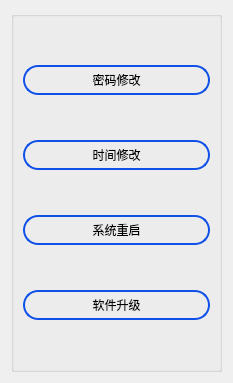
Old version of the form setting/setsystem/othersettingdlg.ui in the repository ChinaClever/BusBar-Qt.
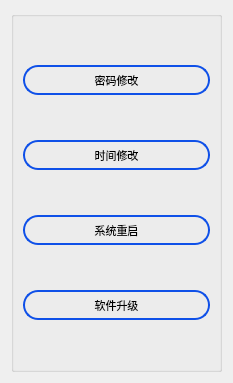
New version of the form.

The edit to the form file:
```diff
--- a/setting/setsystem/othersettingdlg.ui
+++ b/setting/setsystem/othersettingdlg.ui
@@ -10,9 +10,20 @@
     <height>383</height>
    </rect>
   </property>
+  <property name="font">
+   <font>
+    <family>Ubuntu</family>
+    <pointsize>8</pointsize>
+    <italic>false</italic>
+    <bold>false</bold>
+   </font>
+  </property>
   <property name="windowTitle">
    <string>Form</string>
   </property>
+  <property name="styleSheet">
+   <string notr="true">font: 8pt &quot;Ubuntu&quot;;</string>
+  </property>
   <layout class="QGridLayout" name="gridLayout">
    <item row="0" column="0">
     <widget class="QGroupBox" name="groupBox">
```
